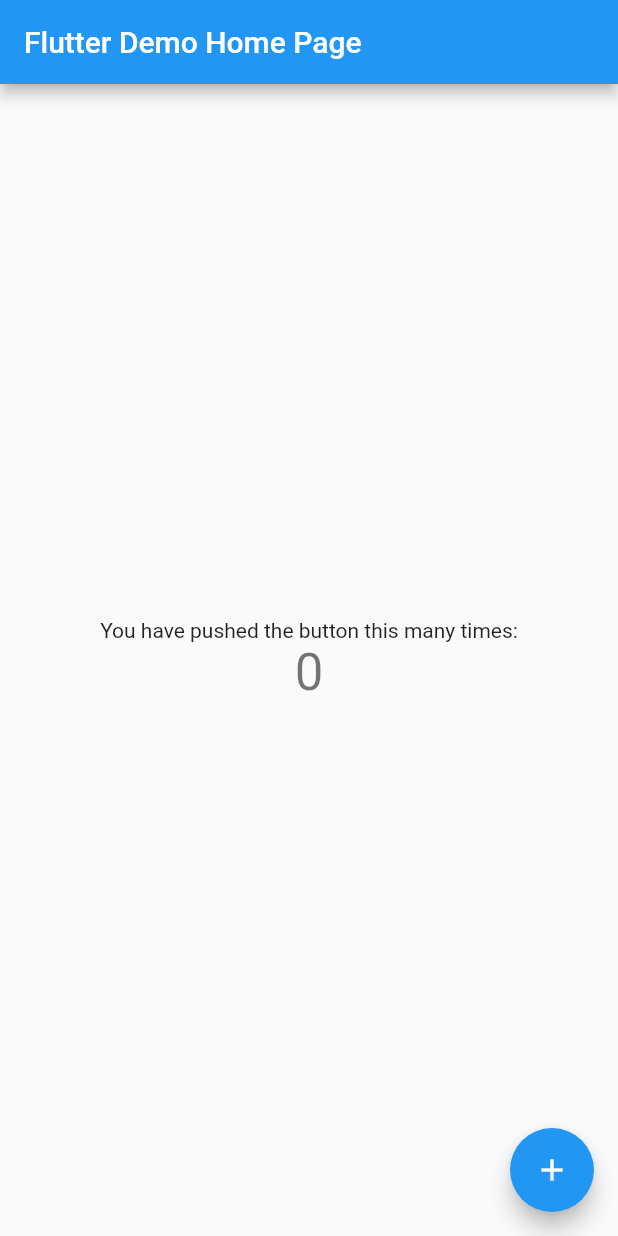
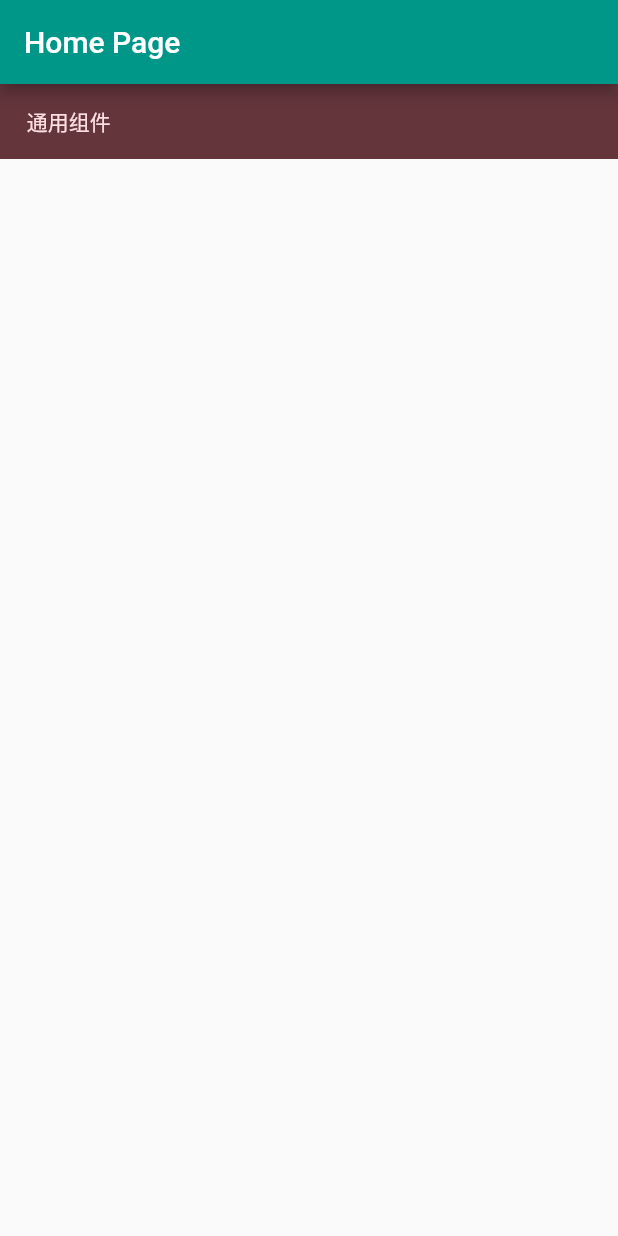
Before and after one commit to MurphLu/flutter_demos, a Flutter app: the screen it shows after launch, on a phone screen of 412 x 824 dp. Run offline on Flutter 3.47's test engine with Material 2 defaults, Android fonts, the phone set to English and light mode, and no system bars.

Commit message:
add general widgets page

```diff
--- /dev/null
+++ b/lib/app/app.dart
@@ -0,0 +1,17 @@
+import 'package:flutter/material.dart';
+import 'package:flutter_demos/app/modules/main_app/main_page.dart';
+
+class MyApp extends StatelessWidget {
+  // This widget is the root of your application.
+  @override
+  Widget build(BuildContext context) {
+    return MaterialApp(
+      title: 'Flutter Demo',
+      theme: ThemeData(
+        primarySwatch: Colors.teal,
+        brightness: Brightness.light,
+      ),
+      home: MyHomePage(title: 'Home Page'),
+    );
+  }
+}
--- /dev/null
+++ b/lib/app/modules/main_app/main_page.dart
@@ -0,0 +1,48 @@
+import 'package:flutter/material.dart';
+import 'package:flutter_demos/app/modules/general_view/general_views_page.dart';
+import 'package:flutter_demos/app/utils/navigator_util.dart';
+
+class MyHomePage extends StatefulWidget {
+  MyHomePage({Key? key, required this.title}) : super(key: key);
+
+  final String title;
+
+  @override
+  _MyHomePageState createState() => _MyHomePageState();
+}
+
+class _MyHomePageState extends State<MyHomePage> {
+  List<Map<String, WidgetBuilder>> list = [
+    {"通用组件": (_) => GeneralViewPage()},
+  ];
+
+  @override
+  Widget build(BuildContext context) {
+    return Scaffold(
+      appBar: AppBar(
+        title: Text(widget.title),
+      ),
+      body: Center(
+          child: ListView.builder(
+              itemCount: list.length,
+              itemBuilder: (context, index) {
+                return GestureDetector(
+                    onTap: () {
+                      pushBuilder(
+                          context: context, builder: list[index].values.first);
+                    },
+                    child: Container(
+                      color: Color(0xFF64363C),
+                      height: 50,
+                      child: Container(
+                        alignment: Alignment(-0.9, 0.0),
+                        child: Text(
+                          list[index].keys.first,
+                          style: TextStyle(color: Color(0xFFFEDFE1)),
+                        ),
+                      ),
+                    ));
+              })),
+    );
+  }
+}
--- /dev/null
+++ b/lib/app/utils/navigator_util.dart
@@ -0,0 +1,5 @@
+import 'package:flutter/material.dart';
+
+pushBuilder({required BuildContext context, required WidgetBuilder builder}){
+  Navigator.of(context).push(MaterialPageRoute(builder: builder));
+}
--- a/lib/main.dart
+++ b/lib/main.dart
@@ -1,113 +1,6 @@
 import 'package:flutter/material.dart';
+import 'package:flutter_demos/app/app.dart';
 
 void main() {
   runApp(MyApp());
 }
-
-class MyApp extends StatelessWidget {
-  // This widget is the root of your application.
-  @override
-  Widget build(BuildContext context) {
-    return MaterialApp(
-      title: 'Flutter Demo',
-      theme: ThemeData(
-        // This is the theme of your application.
-        //
-        // Try running your application with "flutter run". You'll see the
-        // application has a blue toolbar. Then, without quitting the app, try
-        // changing the primarySwatch below to Colors.green and then invoke
-        // "hot reload" (press "r" in the console where you ran "flutter run",
-        // or simply save your changes to "hot reload" in a Flutter IDE).
-        // Notice that the counter didn't reset back to zero; the application
-        // is not restarted.
-        primarySwatch: Colors.blue,
-      ),
-      home: MyHomePage(title: 'Flutter Demo Home Page'),
-    );
-  }
-}
-
-class MyHomePage extends StatefulWidget {
-  MyHomePage({Key? key, required this.title}) : super(key: key);
-
-  // This widget is the home page of your application. It is stateful, meaning
-  // that it has a State object (defined below) that contains fields that affect
-  // how it looks.
-
-  // This class is the configuration for the state. It holds the values (in this
-  // case the title) provided by the parent (in this case the App widget) and
-  // used by the build method of the State. Fields in a Widget subclass are
-  // always marked "final".
-
-  final String title;
-
-  @override
-  _MyHomePageState createState() => _MyHomePageState();
-}
-
-class _MyHomePageState extends State<MyHomePage> {
-  int _counter = 0;
-
-  void _incrementCounter() {
-    setState(() {
-      // This call to setState tells the Flutter framework that something has
-      // changed in this State, which causes it to rerun the build method below
-      // so that the display can reflect the updated values. If we changed
-      // _counter without calling setState(), then the build method would not be
-      // called again, and so nothing would appear to happen.
-      _counter++;
-    });
-  }
-
-  @override
-  Widget build(BuildContext context) {
-    // This method is rerun every time setState is called, for instance as done
-    // by the _incrementCounter method above.
-    //
-    // The Flutter framework has been optimized to make rerunning build methods
-    // fast, so that you can just rebuild anything that needs updating rather
-    // than having to individually change instances of widgets.
-    return Scaffold(
-      appBar: AppBar(
-        // Here we take the value from the MyHomePage object that was created by
-        // the App.build method, and use it to set our appbar title.
-        title: Text(widget.title),
-      ),
-      body: Center(
-        // Center is a layout widget. It takes a single child and positions it
-        // in the middle of the parent.
-        child: Column(
-          // Column is also a layout widget. It takes a list of children and
-          // arranges them vertically. By default, it sizes itself to fit its
-          // children horizontally, and tries to be as tall as its parent.
-          //
-          // Invoke "debug painting" (press "p" in the console, choose the
-          // "Toggle Debug Paint" action from the Flutter Inspector in Android
-          // Studio, or the "Toggle Debug Paint" command in Visual Studio Code)
-          // to see the wireframe for each widget.
-          //
-          // Column has various properties to control how it sizes itself and
-          // how it positions its children. Here we use mainAxisAlignment to
-          // center the children vertically; the main axis here is the vertical
-          // axis because Columns are vertical (the cross axis would be
-          // horizontal).
-          mainAxisAlignment: MainAxisAlignment.center,
-          children: <Widget>[
-            Text(
-              'You have pushed the button this many times:',
-            ),
-            Text(
-              '$_counter',
-              style: Theme.of(context).textTheme.headline4,
-            ),
-          ],
-        ),
-      ),
-      floatingActionButton: FloatingActionButton(
-        onPressed: _incrementCounter,
-        tooltip: 'Increment',
-        child: Icon(Icons.add),
-      ), // This trailing comma makes auto-formatting nicer for build methods.
-    );
-  }
-}
```
Also changed, not shown: lib/app/modules/general_view/general_views_page.dart (added, +64 -0 lines), lib/app/modules/general_view/views/buttons_list.dart (added, +52 -0 lines), lib/app/modules/general_view/views/text_views_list.dart (added, +77 -0 lines), lib/app/config/router.dart (added), 3 other files.
